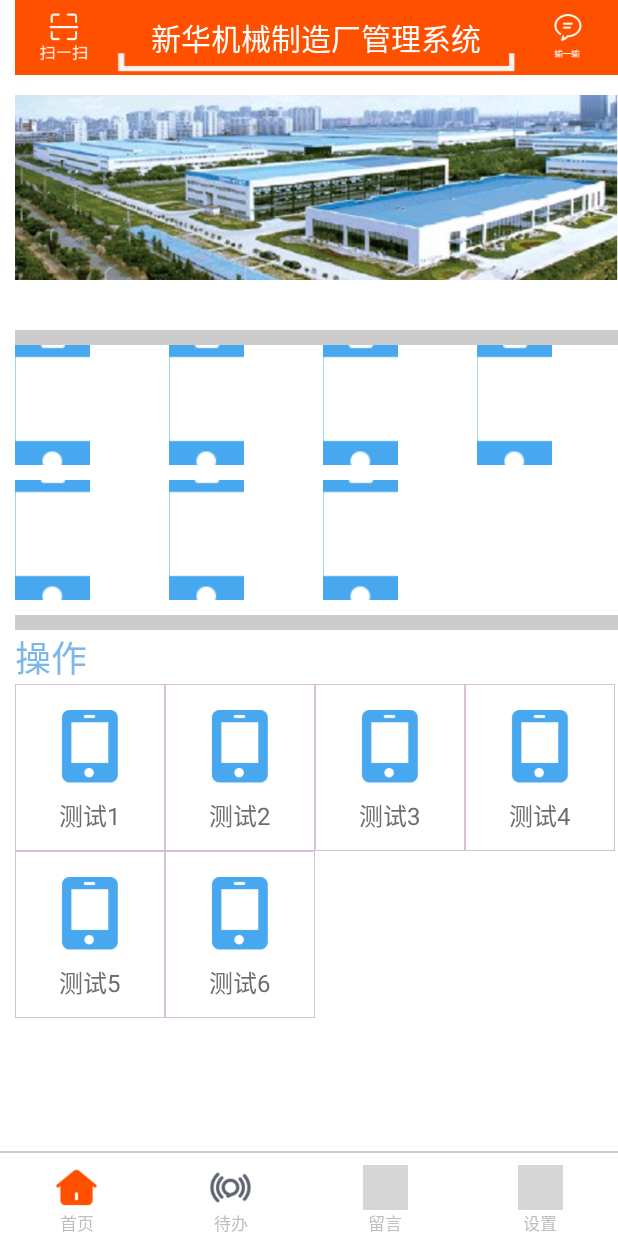
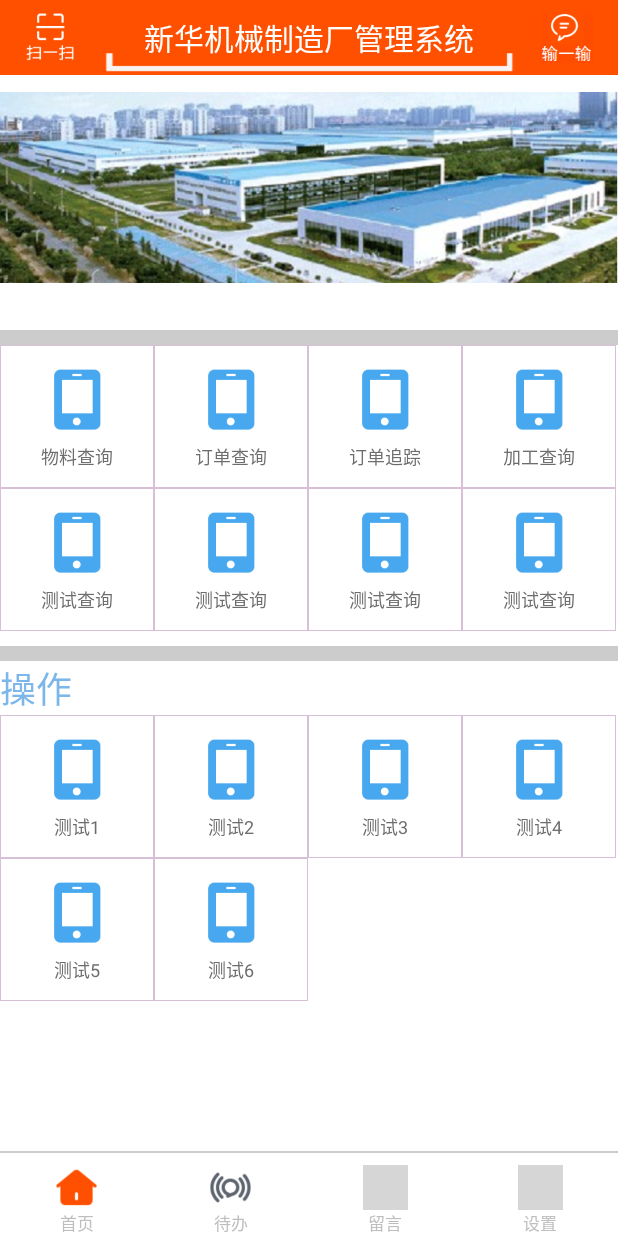
Before and after one commit to txxmfnn/Shinva, an Android app: the HomeFragment screen opened directly, with no data from a screen before it, on a phone screen of 412 x 824 dp. Run offline under Robolectric (Android 15) with nearby library versions, the phone set to English and light mode, and no system bars; network calls fail; grey boxes are pictures that could not be loaded.

Commit message:
更改了homefragment的gridview，使之适配页面

```diff
--- a/app/src/main/java/com/yanz/machine/shinva/HomeFragment.java
+++ b/app/src/main/java/com/yanz/machine/shinva/HomeFragment.java
@@ -37,14 +37,14 @@ public class HomeFragment extends Fragment {
 
     //顶部标题栏
     private TextView tv_top_title;
-    //分类的九宫格
+    /*//分类的九宫格
     private GridView gridView_classify;
 
     //调用9宫格
-    private Adapter_GridView adapter_gridView_classify;
-    //第一个查询需要
+    private Adapter_GridView adapter_gridView_classify;*/
+    //第一个search操作
     private MyGridView menuGridViewSearch;
-    //第二个操作需要
+    //第二个menu操作
     private MyGridView menuGridView;
     //扫一扫
     private ImageView iv_shao;
@@ -53,7 +53,18 @@ public class HomeFragment extends Fragment {
     //首页轮播
     private AbSlidingPlayView viewPage;
     //分类九宫格的资源文件
-    private int[] pic_patch_classify = {
+    /*private int[] pic_patch_classify = {
+            R.drawable.app_phonecharge,
+            R.drawable.app_phonecharge,
+            R.drawable.app_phonecharge,
+            R.drawable.app_phonecharge,
+            R.drawable.app_phonecharge,
+            R.drawable.app_phonecharge,
+            R.drawable.app_phonecharge
+    };*/
+    //第一个search操作
+    public int[] img_menu_classify_search = {
+            R.drawable.app_phonecharge,
             R.drawable.app_phonecharge,
             R.drawable.app_phonecharge,
             R.drawable.app_phonecharge,
@@ -62,8 +73,17 @@ public class HomeFragment extends Fragment {
             R.drawable.app_phonecharge,
             R.drawable.app_phonecharge
     };
-
-    //第二个
+    public String[] img_menu_text_search = {
+            "物料查询",
+            "订单查询",
+            "订单追踪",
+            "加工查询",
+            "测试查询",
+            "测试查询",
+            "测试查询",
+            "测试查询"
+    };
+    //第二个menu操作
     public int[] img_menu_classify = {
             R.drawable.app_phonecharge,
             R.drawable.app_phonecharge,
@@ -138,11 +158,13 @@ public class HomeFragment extends Fragment {
                 startActivity(intent);
             }
         });
-        gridView_classify = (GridView) view.findViewById(R.id.gv_menu_search);
+        /*gridView_classify = (GridView) view.findViewById(R.id.gv_menu_search);
         gridView_classify.setSelector(new ColorDrawable(Color.TRANSPARENT));
         adapter_gridView_classify = new Adapter_GridView(getActivity(),pic_patch_classify);
-        gridView_classify.setAdapter(adapter_gridView_classify);
-
+        gridView_classify.setAdapter(adapter_gridView_classify);*/
+        //第一个search操作
+        menuGridViewSearch = (MyGridView) view.findViewById(R.id.gv_menu_search);
+        menuGridViewSearch.setAdapter(new MyGridAdapter(getActivity(),img_menu_classify_search,img_menu_text_search));
         //第二个
         menuGridView = (MyGridView) view.findViewById(R.id.gv_menu);
         menuGridView.setAdapter(new MyGridAdapter(getActivity(),img_menu_classify,img_menu_text));
@@ -152,7 +174,21 @@ public class HomeFragment extends Fragment {
         viewPage.setPlayType(1);
         //设置播放间隔时间
         viewPage.setSleepTime(3000);
+        menuGridViewSearch.setOnItemClickListener(new AdapterView.OnItemClickListener() {
+            @Override
+            public void onItemClick(AdapterView<?> parent, View view, int position, long id) {
+                Intent intent = new Intent();
+                switch (position){
+                    case 0:
+                        intent.setClass(getActivity(), SearchConditionActivity.class);
+                        intent.putExtra("webRequest","stock");
+                        startActivity(intent);
+                        break;
+                    case 1:
 
+                }
+            }
+        });
         menuGridView.setOnItemClickListener(new AdapterView.OnItemClickListener() {
             @Override
             public void onItemClick(AdapterView<?> parent, View view, int position, long id) {
@@ -169,7 +205,7 @@ public class HomeFragment extends Fragment {
             }
         });
 
-        gridView_classify.setOnItemClickListener(new AdapterView.OnItemClickListener() {
+        /*gridView_classify.setOnItemClickListener(new AdapterView.OnItemClickListener() {
             //点击事件
             @Override
             public void onItemClick(AdapterView<?> parent, View view, int position, long id) {
@@ -184,7 +220,7 @@ public class HomeFragment extends Fragment {
 
                 }
             }
-        });
+        });*/
 
         initViewPager();
     }
--- a/app/src/main/res/layout/fragment_home.xml
+++ b/app/src/main/res/layout/fragment_home.xml
@@ -4,7 +4,7 @@
              android:layout_height="match_parent"
               android:background="@color/bg_White"
               android:orientation="vertical"
-              android:paddingLeft="10dp"
+
              tools:context="com.yanz.machine.shinva.HomeFragment">
 
     <include layout="@layout/top_menu"/>
@@ -30,11 +30,14 @@
                 android:background="@color/bg_Gray" />
             <com.yanz.machine.shinva.MyView.MyGridView
                 android:id="@+id/gv_menu_search"
+                android:horizontalSpacing="0dp"
+                android:listSelector="@null"
+                android:numColumns="4"
+                android:scrollbars="none"
+                android:stretchMode="columnWidth"
+                android:verticalSpacing="0dp"
                 android:layout_width="match_parent"
-                android:layout_height="match_parent"
-                android:horizontalSpacing="10dp"
-                android:numColumns="4"
-                android:verticalSpacing="10dp">
+                android:layout_height="wrap_content">
             </com.yanz.machine.shinva.MyView.MyGridView>
             <View
                 android:layout_marginTop="10dp"
--- a/app/src/main/res/layout/grid_item.xml
+++ b/app/src/main/res/layout/grid_item.xml
@@ -13,7 +13,7 @@
             android:id="@+id/iv_menu_item"
             android:layout_centerHorizontal="true"
             android:contentDescription="menuimg"
-            android:layout_width="58dp" android:layout_height="58dp"/>
+            android:layout_width="48dp" android:layout_height="48dp"/>
         <TextView
             android:id="@+id/tv_menu_item"
             android:layout_below="@+id/iv_menu_item"
@@ -21,7 +21,7 @@
             android:layout_marginTop="5dp"
             android:maxLines="1"
             android:textColor="@color/main_black_grey"
-            android:textSize="16sp"
+            android:textSize="12sp"
             android:layout_width="wrap_content"
             android:layout_height="wrap_content"/>
 
```
Also changed, not shown: app/src/main/java/com/yanz/machine/shinva/Setting/ChangePWDActivity.java (+10 -2 lines), app/src/main/res/layout/activity_change_pwd.xml (+19 -1 lines), app/src/main/res/drawable/menu_1_0.png (deleted), app/src/main/res/drawable/menu_1_1.png (deleted), app/src/main/res/drawable/menu_1_2.png (deleted), app/src/main/res/drawable/menu_1_3.png (deleted), app/src/main/res/drawable/menu_guide_1.png (deleted), app/src/main/res/drawable/menu_guide_2.png (deleted), app/src/main/res/drawable/menu_guide_3.png (deleted), app/src/main/res/drawable/menu_guide_4.png (deleted), app/src/main/res/drawable/menu_guide_5.png (deleted), app/src/main/res/drawable/menu_guide_6.png (deleted), app/src/main/res/drawable/menu_guide_7.png (deleted), app/src/main/res/drawable/menu_guide_8.png (deleted), 1 more files, 7 other files.
